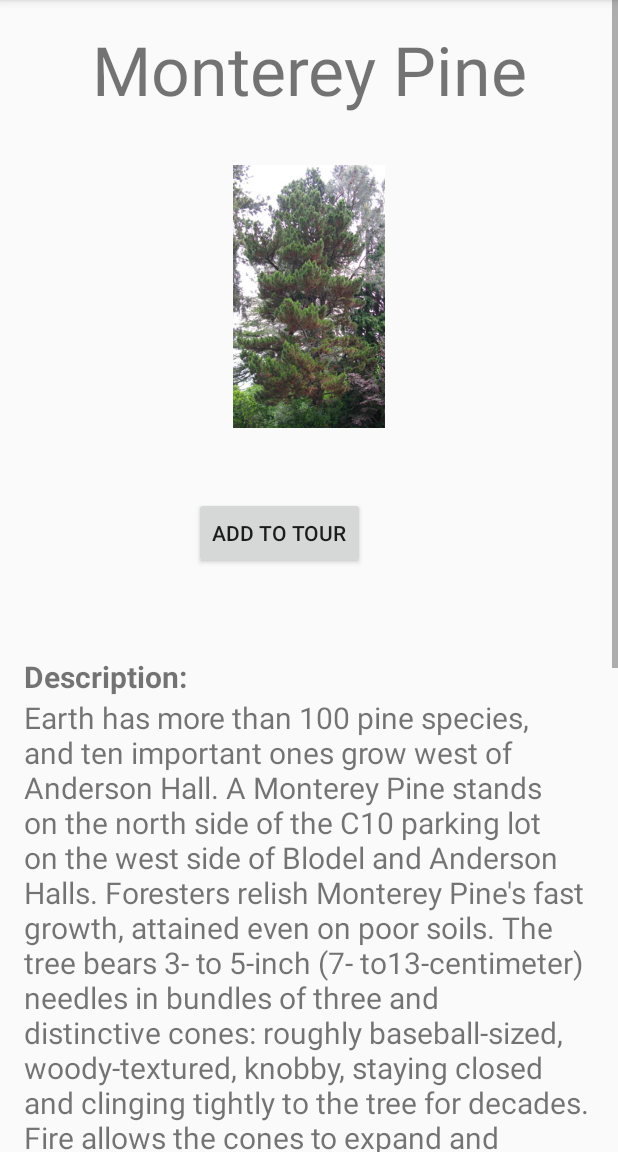
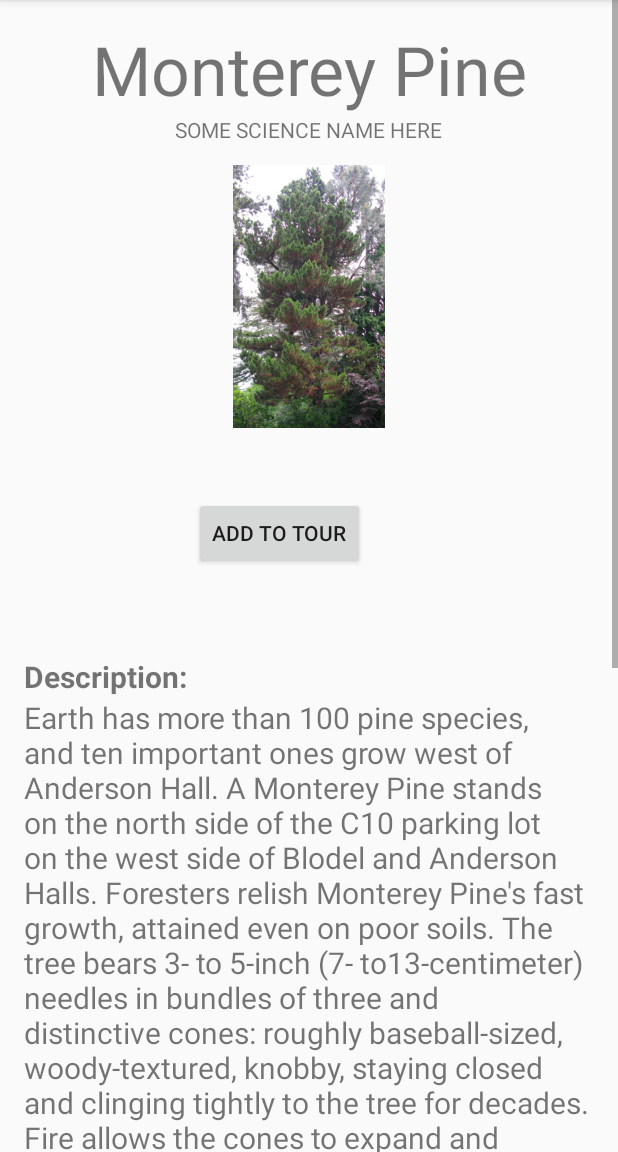
Before and after one commit to omar2112/fbtreetourapp, an Android app: the TreeinfoActivity screen opened directly, with no data from a screen before it, after a tap on "Monterey Pine", on a phone screen of 412 x 824 dp, the part 84-1236 px from its top. Run offline under Robolectric (Android 15) with nearby library versions, the phone set to English and light mode, and no system bars.

Commit message:
Fixed some bugs, add example of scientific name

```diff
--- a/app/build.gradle
+++ b/app/build.gradle
@@ -24,5 +24,5 @@ dependencies {
     testCompile 'junit:junit:4.12'
     compile 'com.android.support:appcompat-v7:23.4.0'
     compile 'com.google.android.gms:play-services-maps:8.4.0'
-    compile 'com.google.android.gms:play-services:8.4.0'
+    compile 'com.google.android.gms:play-services-location:8.4.0'
 }
--- a/app/src/main/java/com/example/bluefox/listtest1/AboutActivity.java
+++ b/app/src/main/java/com/example/bluefox/listtest1/AboutActivity.java
@@ -9,6 +9,7 @@ import android.util.Log;
 import android.view.Gravity;
 import android.view.LayoutInflater;
 import android.view.View;
+import android.widget.TextView;
 
 public class AboutActivity extends MainActivity {
 
@@ -20,6 +21,10 @@ public class AboutActivity extends MainActivity {
         View contentView = inflater.inflate(R.layout.activity_about, null, false);
         mDrawerLayout.addView(contentView, 0);
         mDrawerLayout.closeDrawer(Gravity.LEFT);
+        TextView text = (TextView) findViewById(R.id.textText4);
+        text.setText("This tour is dedicated to the memory of Professor C. Frank Brockman (1902-1985), who capped an influential, productive career in forestry and outdoor recreation by producing in 1980 the original University of Washington tree tour. Edited by Louise M. Hastie, that eight-page publication featured 81 campus trees, and had to be reprinted by popular demand. Along with the tour, Brockman authored five articles about campus trees for the U.W. Arboretum Bulletin. In 1968, the year he retired from the U.W. College of Forestry (now the School of Environmental and Forest Sciences), his best-selling &quot;Golden Guide&quot; to Trees of North America was released. Brockman&apos;s enthusiasm and love of sharing knowledge suggests he surely would welcome this new campus tree tour.                         \n" +
+                "\n" +
+                "App created by Jamy Southafeng and Omar Rojas as part of the 2016 iSchool Capstone for the School of Environmental and Forest Sciences. This app is free software licensed under the GNU GPL v3. Source code available at https://github.com/omar2112/fbtreetourapp. We hope you like this app, we spent a hundred hours on it :) ");
         /*tohere*/
     }
 
--- a/app/src/main/java/com/example/bluefox/listtest1/MainActivity.java
+++ b/app/src/main/java/com/example/bluefox/listtest1/MainActivity.java
@@ -222,7 +222,7 @@ public class MainActivity extends AppCompatActivity {
         dMap.put("Lombardy Poplar", "lombardypoplar");
         dMap.put("Shore Pine", "shorepine");
         dMap.put("Poderosa Pine", "poderosapine");
-        dMap.put("Bristlecone Pine", "britleconepine");
+        dMap.put("Bristlecone Pine", "bristleconepine");
         dMap.put("Evergreen Magnolia", "evergreenmagnolia");
         dMap.put("European Chestnut", "europeanchestnut");
         dMap.put("Hybrid Holly", "hybridholly");
--- a/app/src/main/java/com/example/bluefox/listtest1/TreeInformation.java
+++ b/app/src/main/java/com/example/bluefox/listtest1/TreeInformation.java
@@ -34,6 +34,7 @@ public class TreeInformation extends MainActivity {
 
     private void setInformation(final String itemValue) {
         TextView description = (TextView) findViewById(R.id.description);
+        TextView science = (TextView) findViewById(R.id.science);
         ImageView imageView = (ImageView) findViewById(R.id.imageView);
         List<String> favorites = new ArrayList<String>();
         switch(itemValue) {
@@ -44,6 +45,7 @@ public class TreeInformation extends MainActivity {
                         "\n" +
                         "\n" +
                         "Though native only in a small part of California, this bright green pine is planted in vast portions of the planet for wood. In New Zealand, Monterey Pine is considered an invasive species where it has escaped plantation forests. The seeds of all pine species are edible and were used by Native American tribes as an important food source. Monterey Pine seeds were a valuable resource because the cones remain closed on the tree year round, and the seeds can be harvested during any season by placing the cones on or near a fire. Monterey Pine is effective for controlling erosion and stabilizing steep slopes because it is fast growing and has a wide spreading root system. ");
+                science.setText("SOME SCIENCE NAME HERE"); // Please don't forget to change
                 tourButtonPress(itemValue);
                 break;
             case ("European Larch"):
--- a/app/src/main/res/layout/activity_about.xml
+++ b/app/src/main/res/layout/activity_about.xml
@@ -30,7 +30,7 @@
             android:layout_width="wrap_content"
             android:layout_height="wrap_content"
             android:id="@+id/textText4"
-            android:text="This tour is dedicated to the memory of Professor C. Frank Brockman (1902-1985), who capped an influential, productive career in forestry and outdoor recreation by producing in 1980 the original University of Washington tree tour. Edited by Louise M. Hastie, that eight-page publication featured 81 campus trees, and had to be reprinted by popular demand. Along with the tour, Brockman authored five articles about campus trees for the U.W. Arboretum Bulletin. In 1968, the year he retired from the U.W. College of Forestry (now the School of Environmental and Forest Sciences), his best-selling &quot;Golden Guide&quot; to Trees of North America was released. Brockman&apos;s enthusiasm and love of sharing knowledge suggests he surely would welcome this new campus tree tour.                         App created by Jamy Southafeng and Omar Rojas as part of the 2016 iSchool Capstone for the School of Environmental and Forest Sciences. This app is free software licensed under the GNU GPL v3. Source code available at https://github.com/omar2112/fbtreetourapp. We hope you like this app, we spent a hundred hours on it :) "
+            android:text="Insert Text Here"
             android:layout_below="@+id/textView9"
             android:layout_alignParentRight="true"
             android:layout_alignParentEnd="true"
--- a/app/src/main/res/layout/activity_tree_information.xml
+++ b/app/src/main/res/layout/activity_tree_information.xml
@@ -1,6 +1,5 @@
 <?xml version="1.0" encoding="utf-8"?>
 <ScrollView xmlns:android="http://schemas.android.com/apk/res/android"
-    android:id="@+id/ScrollView01"
     android:layout_width="match_parent"
     android:layout_height="match_parent"
     android:fillViewport="true">
@@ -64,6 +63,15 @@
             android:layout_below="@+id/topic_id"
             android:layout_centerHorizontal="true" />
 
+        <TextView
+            android:layout_width="wrap_content"
+            android:layout_height="wrap_content"
+            android:textAppearance="?android:attr/textAppearanceSmall"
+            android:text="Scientific Name"
+            android:id="@+id/science"
+            android:layout_below="@+id/topic_id"
+            android:layout_centerHorizontal="true" />
+
 
     </RelativeLayout>
 
```
Also changed, not shown: app/src/main/res/layout/activity_custom_tour.xml (+9 -7 lines), 3 other files.
